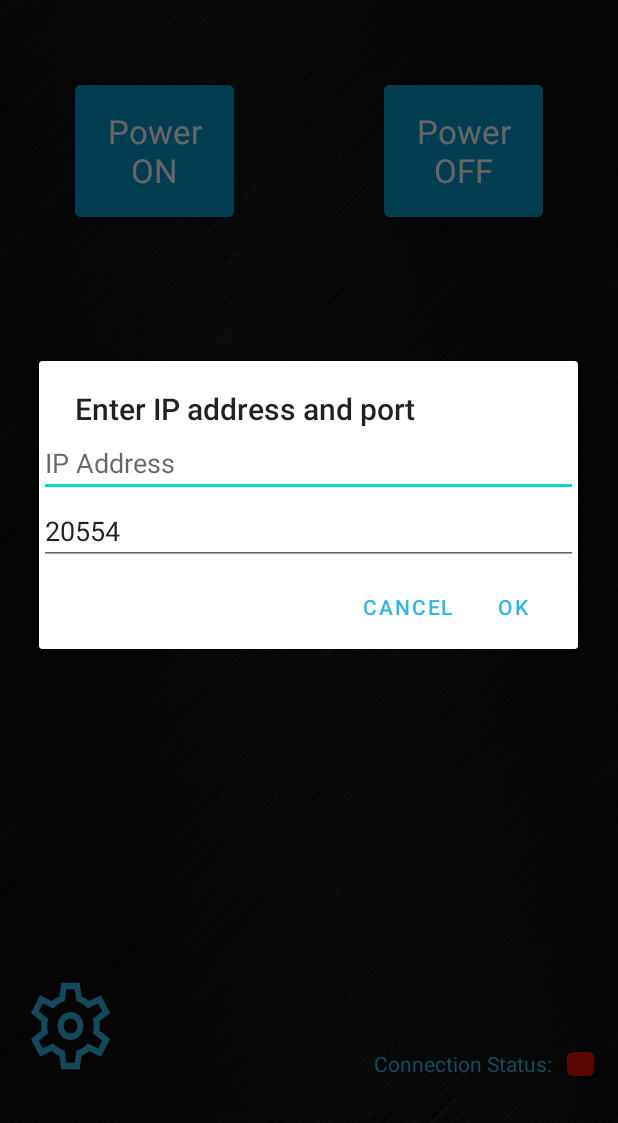
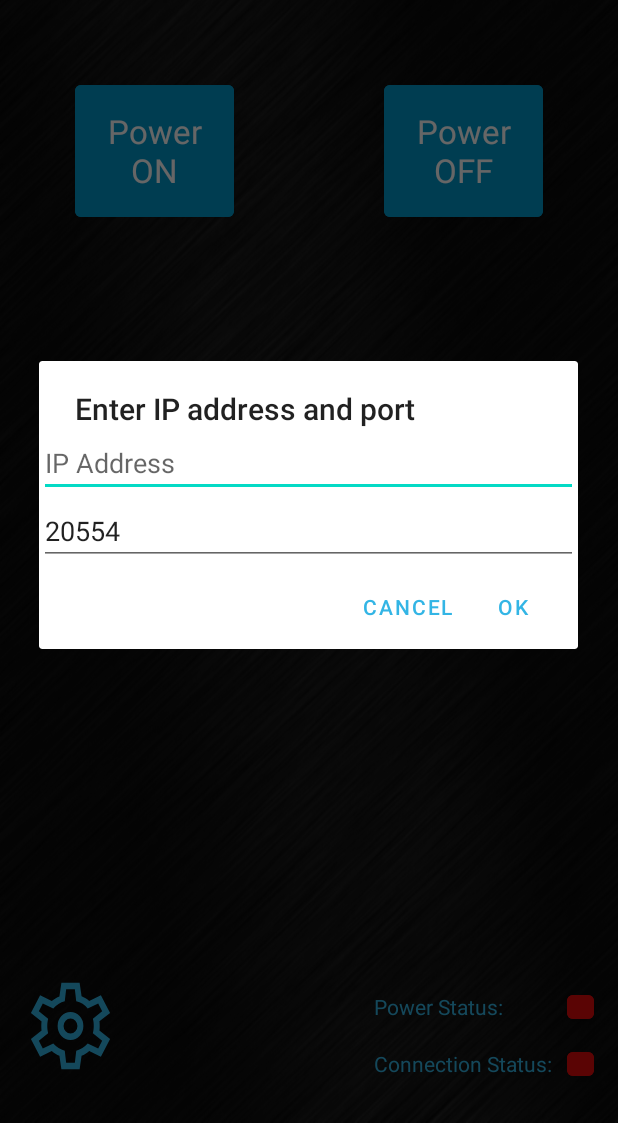
Before and after one commit to LaUs3r/JVCBeamerControl, an Android app: the screen it shows after launch (MainActivity), after a tap on "IP_address_port", on a phone screen of 412 x 824 dp, the part 113-1236 px from its top. Run offline under Robolectric (Android 15) with nearby library versions, the phone set to English and light mode, and no system bars; network calls fail.

Commit message:
Added power-check and status icon

```diff
--- a/app/src/main/res/layout/activity_main.xml
+++ b/app/src/main/res/layout/activity_main.xml
@@ -5,7 +5,28 @@
     android:layout_width="match_parent"
     android:layout_height="match_parent"
     android:background="@drawable/background"
+    android:id="@+id/rootview"
     tools:context=".MainActivity">
+
+    <Button
+        android:id="@+id/powerStatusIcon"
+        android:layout_width="18dp"
+        android:layout_height="28dp"
+        android:layout_marginEnd="16dp"
+        android:backgroundTint="#E30A0A"
+        app:layout_constraintBottom_toBottomOf="@+id/powerStatus"
+        app:layout_constraintEnd_toEndOf="parent"
+        app:layout_constraintTop_toTopOf="@+id/powerStatus" />
+
+    <TextView
+        android:id="@+id/powerStatus"
+        android:layout_width="wrap_content"
+        android:layout_height="wrap_content"
+        android:layout_marginBottom="68dp"
+        android:text="@string/power_status"
+        android:textColor="@android:color/holo_blue_light"
+        app:layout_constraintBottom_toBottomOf="parent"
+        app:layout_constraintStart_toStartOf="@+id/connectionStatus" />
 
     <Button
         android:id="@+id/power_on"
--- a/app/src/main/res/values/strings.xml
+++ b/app/src/main/res/values/strings.xml
@@ -3,5 +3,6 @@
     <string name="power_on">Power ON</string>
     <string name="power_off">Power OFF</string>
     <string name="connection_status">Connection Status:</string>
+    <string name="power_status">Power Status:</string>
     <string name="ip_address_port">IP_address_port</string>
 </resources>
```
Also changed, not shown: app/src/main/java/com/remotecontrol/jvcbeamercontrol/MainActivity.java (+52 -13 lines), 30 other files.
